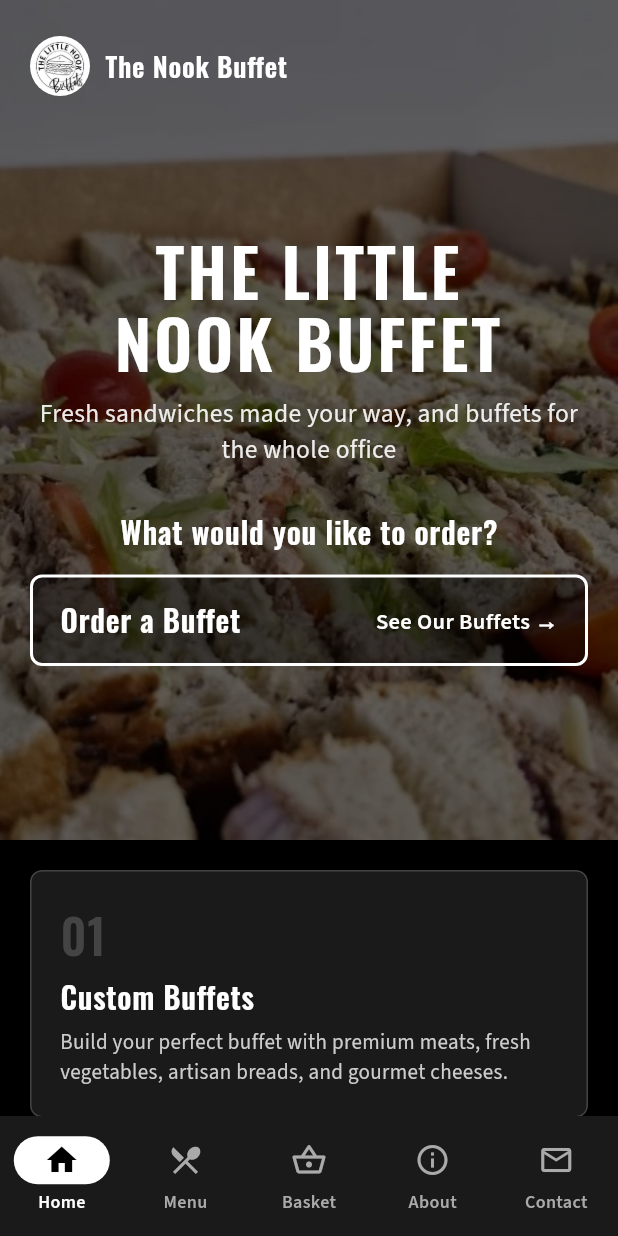
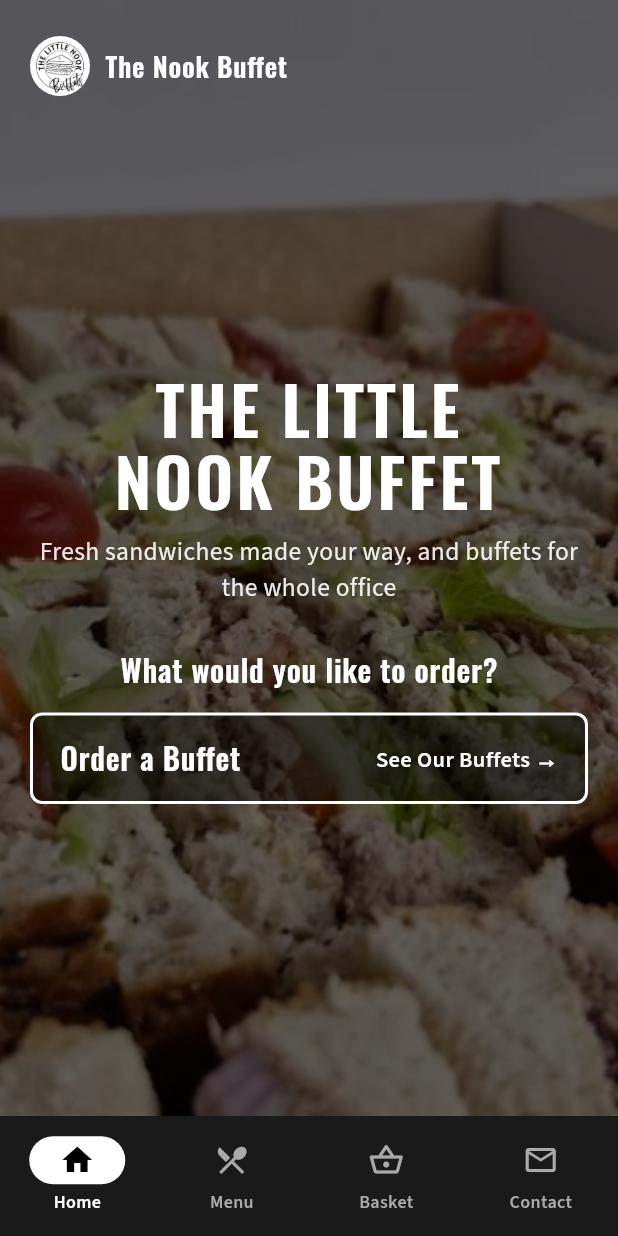
Before and after one commit to noodev8/nookbuffet, a Flutter app: the screen it shows after launch, on a phone screen of 412 x 824 dp. Run offline on Flutter 3.47's test engine with Material 3 defaults, Android fonts, the phone set to English and light mode, and no system bars; our stand-ins replace google_fonts, material_ui, shared_preferences; network calls fail.

Commit message:
Hide the About tab and make the app's home screen order section full height
The About screen is commented out (marked "About page (hidden)") so it can be
put back. The home screen's top section with the sandwich and buffet buttons
now fills the screen above the tab bar.

Co-Authored-By: Claude Opus 5.5 <noreply@anthropic.com>

```diff
--- a/nook-app/lib/main.dart
+++ b/nook-app/lib/main.dart
@@ -1,7 +1,7 @@
 import 'package:material_ui/material_ui.dart';
 
 import 'basket.dart';
-import 'screens/about_screen.dart';
+// About page (hidden): import 'screens/about_screen.dart';
 import 'screens/basket_screen.dart';
 import 'screens/contact_screen.dart';
 import 'screens/home_screen.dart';
@@ -29,7 +29,8 @@ class NookApp extends StatelessWidget {
 }
 
 // Which bottom tab is showing. Other screens set it, e.g. to jump to the basket after adding a sandwich.
-enum AppTab { home, menu, basket, about, contact }
+// About page (hidden): put `about` back between basket and contact to show it again
+enum AppTab { home, menu, basket, contact }
 
 final currentTab = ValueNotifier(AppTab.home);
 
@@ -48,7 +49,12 @@ class AppShell extends StatelessWidget {
       builder: (context, tab, _) => Scaffold(
         body: IndexedStack(
           index: tab.index,
-          children: const [HomeScreen(), MenuScreen(), BasketScreen(), AboutScreen(), ContactScreen()],
+          children: const [
+            HomeScreen(),
+            MenuScreen(),
+            BasketScreen(),
+            /* About page (hidden): AboutScreen(), */ ContactScreen(),
+          ],
         ),
         bottomNavigationBar: ListenableBuilder(
           listenable: basket,
@@ -56,9 +62,16 @@ class AppShell extends StatelessWidget {
             selectedIndex: tab.index,
             onDestinationSelected: (i) => currentTab.value = AppTab.values[i],
             destinations: [
-              const NavigationDestination(icon: Icon(Icons.home_outlined), selectedIcon: Icon(Icons.home), label: 'Home'),
               const NavigationDestination(
-                  icon: Icon(Icons.restaurant_menu_outlined), selectedIcon: Icon(Icons.restaurant_menu), label: 'Menu'),
+                icon: Icon(Icons.home_outlined),
+                selectedIcon: Icon(Icons.home),
+                label: 'Home',
+              ),
+              const NavigationDestination(
+                icon: Icon(Icons.restaurant_menu_outlined),
+                selectedIcon: Icon(Icons.restaurant_menu),
+                label: 'Menu',
+              ),
               NavigationDestination(
                 icon: Badge(
                   isLabelVisible: !basket.isEmpty,
@@ -72,8 +85,13 @@ class AppShell extends StatelessWidget {
                 ),
                 label: 'Basket',
               ),
-              const NavigationDestination(icon: Icon(Icons.info_outline), selectedIcon: Icon(Icons.info), label: 'About'),
-              const NavigationDestination(icon: Icon(Icons.mail_outline), selectedIcon: Icon(Icons.mail), label: 'Contact'),
+              // About page (hidden):
+              // const NavigationDestination(icon: Icon(Icons.info_outline), selectedIcon: Icon(Icons.info), label: 'About'),
+              const NavigationDestination(
+                icon: Icon(Icons.mail_outline),
+                selectedIcon: Icon(Icons.mail),
+                label: 'Contact',
+              ),
             ],
           ),
         ),
--- a/nook-app/lib/screens/home_screen.dart
+++ b/nook-app/lib/screens/home_screen.dart
@@ -7,10 +7,16 @@ import 'buffets_screen.dart';
 import 'sandwich_screen.dart';
 
 const _infoCards = [
-  ('01', 'Custom Buffets',
-      'Build your perfect buffet with premium meats, fresh vegetables, artisan breads, and gourmet cheeses.'),
-  ('02', 'Professional Service',
-      'White-glove setup and service that respects your workspace and schedule requirements.'),
+  (
+    '01',
+    'Custom Buffets',
+    'Build your perfect buffet with premium meats, fresh vegetables, artisan breads, and gourmet cheeses.',
+  ),
+  (
+    '02',
+    'Professional Service',
+    'White-glove setup and service that respects your workspace and schedule requirements.',
+  ),
   ('03', 'Fresh Daily', 'All ingredients sourced and prepared fresh every morning for maximum quality and taste.'),
 ];
 
@@ -54,12 +60,14 @@ class _HomeScreenState extends State<HomeScreen> {
     final sandwichMenu = _sandwichMenu;
     return RefreshIndicator(
       onRefresh: _load,
-      child: ListView(
+      child: LayoutBuilder(
+        builder: (context, constraints) => ListView(
           padding: EdgeInsets.zero,
           children: [
-          // Hero
+            // Hero - fills the screen above the tab bar, so the order buttons are the first thing you see.
+            // The info cards and gallery are below, reached by scrolling.
             SizedBox(
-            height: 560,
+              height: constraints.maxHeight < 560 ? 560 : constraints.maxHeight,
               child: Stack(
                 fit: StackFit.expand,
                 children: [
@@ -78,8 +86,11 @@ class _HomeScreenState extends State<HomeScreen> {
                             ],
                           ),
                           const Spacer(),
-                        Text('THE LITTLE\nNOOK BUFFET',
-                            textAlign: TextAlign.center, style: heading(44).copyWith(height: 1.1, letterSpacing: 2)),
+                          Text(
+                            'THE LITTLE\nNOOK BUFFET',
+                            textAlign: TextAlign.center,
+                            style: heading(44).copyWith(height: 1.1, letterSpacing: 2),
+                          ),
                           const SizedBox(height: 12),
                           Text(
                             'Fresh sandwiches made your way, and buffets for the whole office',
@@ -95,8 +106,8 @@ class _HomeScreenState extends State<HomeScreen> {
                               button: 'Build a Sandwich',
                               primary: true,
                               soldOut: sandwichMenu['sold_out'] == true,
-                            onTap: () => Navigator.of(context)
-                                .push(MaterialPageRoute(builder: (_) => const SandwichScreen())),
+                              onTap: () =>
+                                  Navigator.of(context).push(MaterialPageRoute(builder: (_) => const SandwichScreen())),
                             ),
                             const SizedBox(height: 12),
                           ],
@@ -166,6 +177,7 @@ class _HomeScreenState extends State<HomeScreen> {
             ),
           ],
         ),
+      ),
     );
   }
 }
@@ -202,9 +214,13 @@ class _OrderChoice extends StatelessWidget {
           padding: const EdgeInsets.symmetric(horizontal: 20, vertical: 16),
           child: Row(
             children: [
-              Expanded(child: Text(title, style: heading(20, color: foreground))),
-              Text(soldOut ? 'Sold Out' : '$button →',
-                  style: TextStyle(color: foreground, fontWeight: FontWeight.w600, fontSize: 15)),
+              Expanded(
+                child: Text(title, style: heading(20, color: foreground)),
+              ),
+              Text(
+                soldOut ? 'Sold Out' : '$button →',
+                style: TextStyle(color: foreground, fontWeight: FontWeight.w600, fontSize: 15),
+              ),
             ],
           ),
         ),
```
Lines whose indentation alone changed are shown as unchanged.
